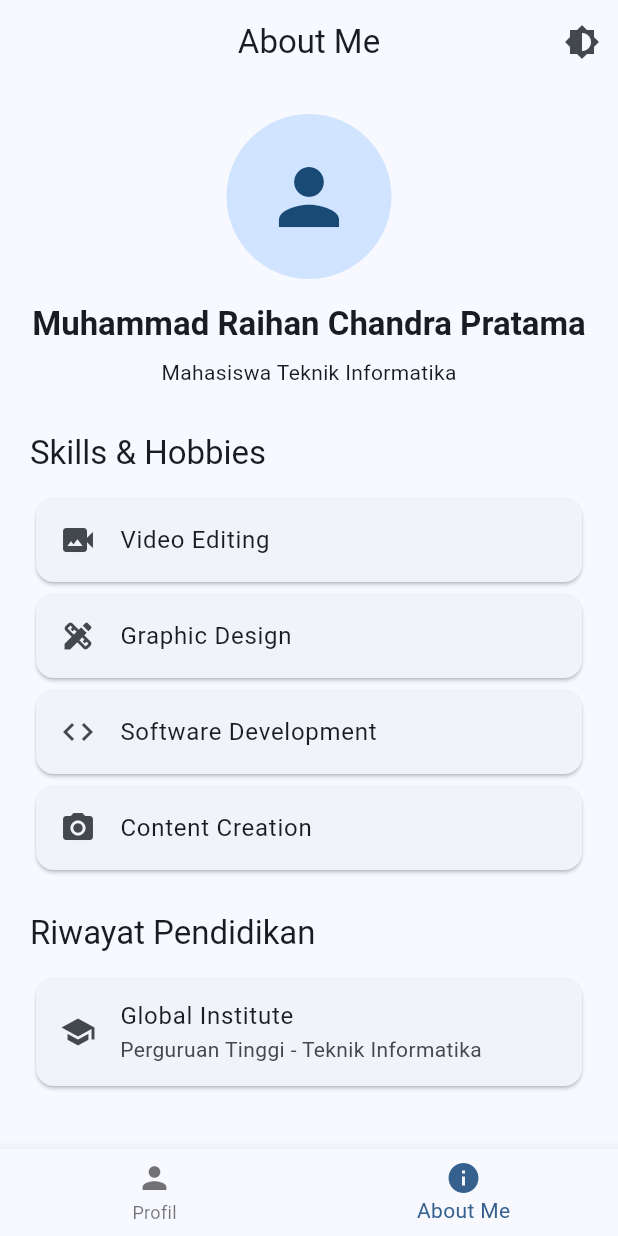
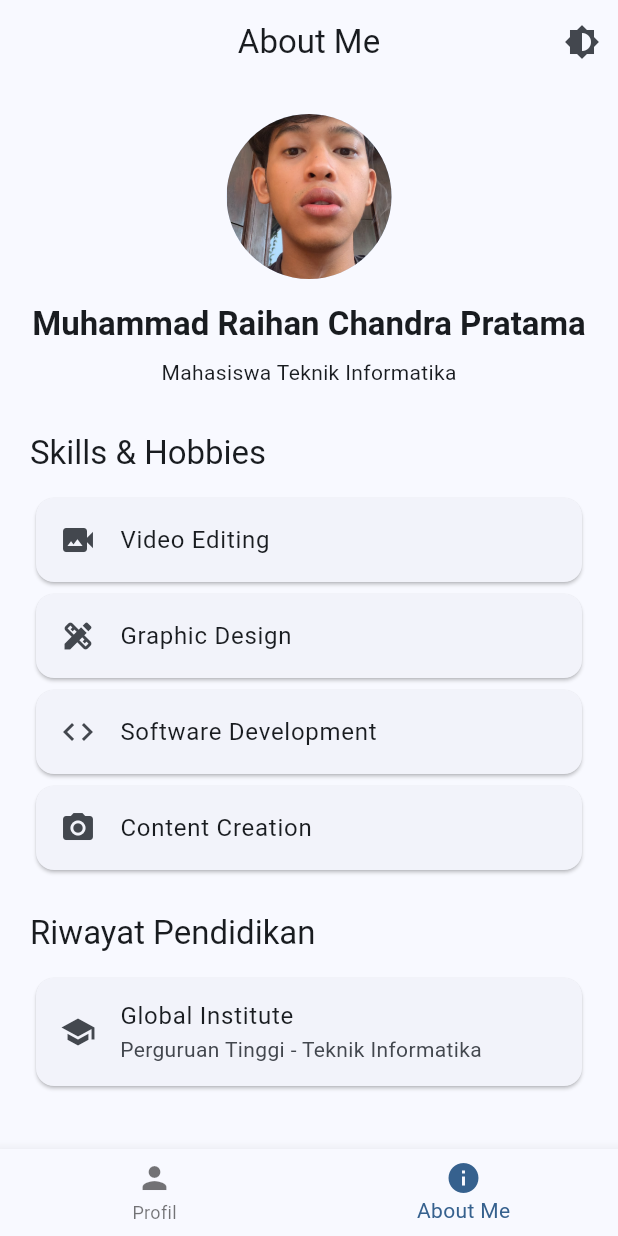
Before and after one commit to ra1hanchandd/uts-pml-1124160050, a Flutter app: the ProfilePage screen opened directly with empty values, item 2 of the bottom bar chosen, on a phone screen of 412 x 824 dp. Run offline on Flutter 3.47's test engine with Material 3 defaults, Android fonts, the phone set to English and light mode, and no system bars; accounts and stored records are empty.

Commit message:
feat: menambahkan foto profil mahasiswa

```diff
--- a/soal2-profil-app/lib/screens/about_page.dart
+++ b/soal2-profil-app/lib/screens/about_page.dart
@@ -31,7 +31,7 @@ class AboutPage extends StatelessWidget {
                 children: [
                   const CircleAvatar(
                     radius: 55,
-                    child: Icon(Icons.person, size: 60),
+                    backgroundImage: AssetImage('assets/images/profile.png'),
                   ),
                   const SizedBox(height: 16),
                   Text(
--- a/soal2-profil-app/lib/screens/profile_page.dart
+++ b/soal2-profil-app/lib/screens/profile_page.dart
@@ -64,7 +64,10 @@ class _ProfilePageState extends State<ProfilePage> {
       padding: const EdgeInsets.all(20),
       child: Column(
         children: [
-          const CircleAvatar(radius: 60, child: Icon(Icons.person, size: 65)),
+          const CircleAvatar(
+            radius: 60,
+            backgroundImage: AssetImage('assets/images/profile.png'),
+          ),
 
           const SizedBox(height: 16),
 
--- a/soal2-profil-app/pubspec.yaml
+++ b/soal2-profil-app/pubspec.yaml
@@ -57,6 +57,9 @@ flutter:
   # the material Icons class.
   uses-material-design: true
 
+  assets:
+    - assets/images/profile.png
+
   # To add assets to your application, add an assets section, like this:
   # assets:
   #   - images/a_dot_burr.jpeg
```
Also changed, not shown: soal2-profil-app/assets/images/profile.png (added).
